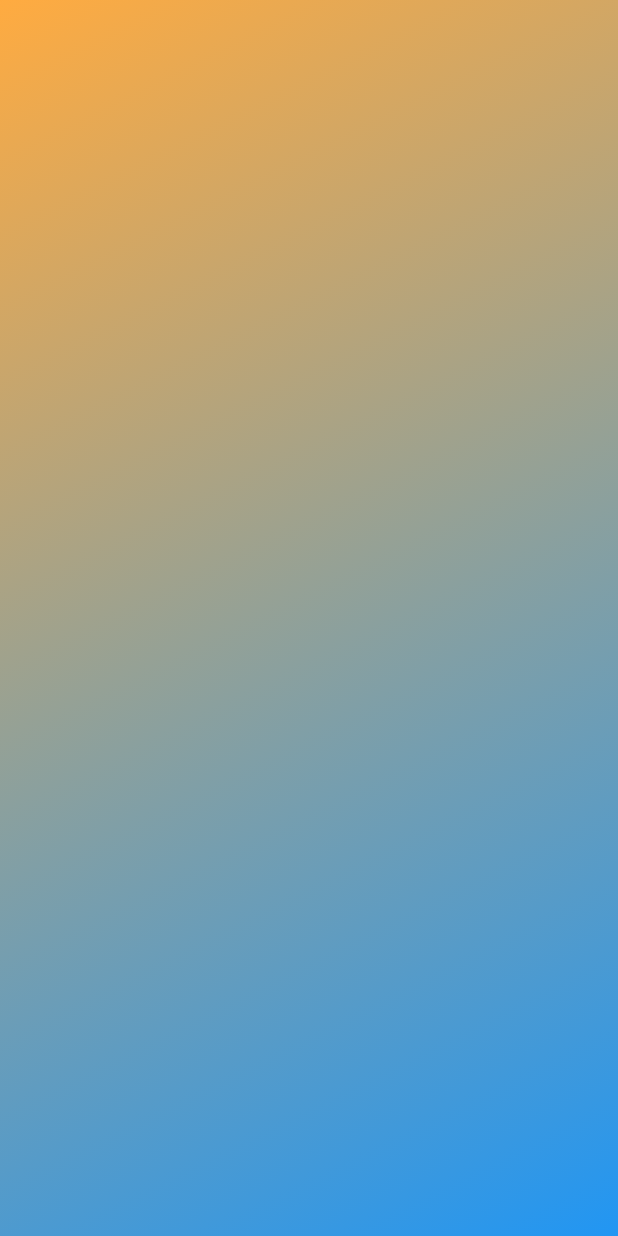
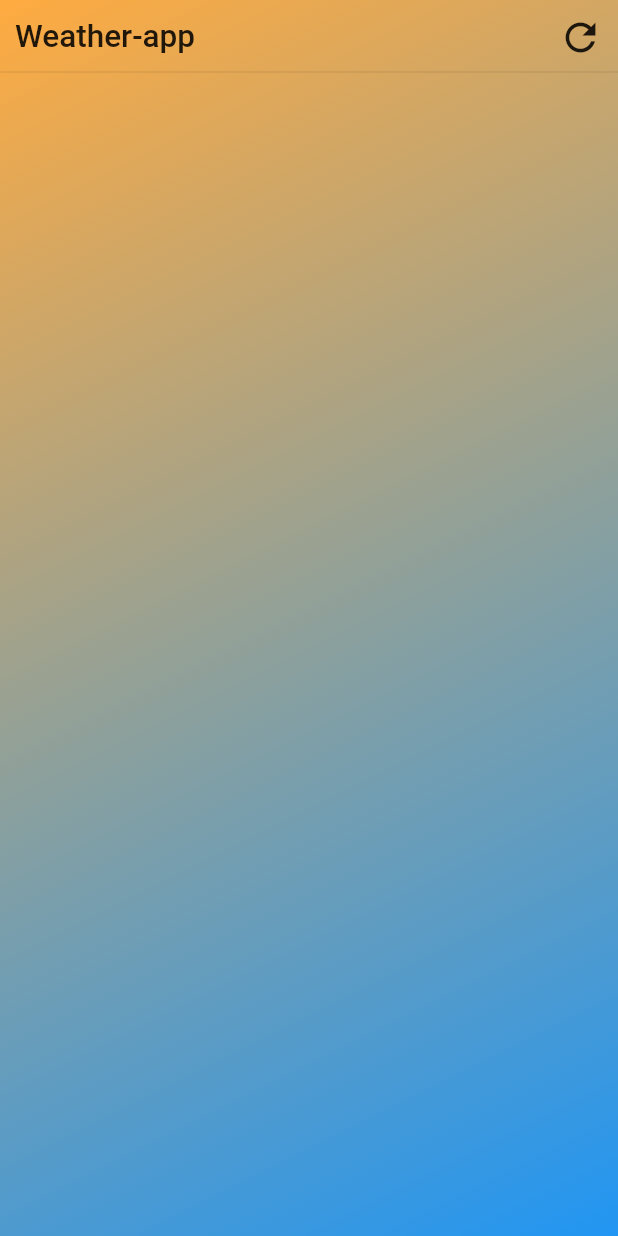
Before and after one commit to praveen1082/flutterweatherapp, a Flutter app: the screen it shows after launch, on a phone screen of 412 x 824 dp. Run offline on Flutter 3.47's test engine with Material 2 defaults, Android fonts, the phone set to English and light mode, and no system bars.

Commit message:
Working on main page and code refactored upto what is done

```diff
--- /dev/null
+++ b/lib/constants.dart
@@ -0,0 +1,25 @@
+import 'package:flutter/material.dart';
+
+class Constants {
+  static const scaffoldcolor = Colors.white70;
+  static const scaffoldlineargradientcolors = [
+    Colors.blue,
+    Colors.orangeAccent
+  ];
+  static const scaffoldcontainerdecoration = BoxDecoration(
+    gradient: LinearGradient(
+      colors: scaffoldlineargradientcolors,
+      begin: Alignment.bottomRight,
+      end: Alignment.topLeft,
+    ),
+  );
+  static const widthofverticalspace = 10.0;
+  static const heightofhorizontalspace = 10.0;
+  static const verticalspace = SizedBox(width: widthofverticalspace);
+  static const horizontalspace = SizedBox(height: heightofhorizontalspace);
+  static const mainpagetitlefontsize = 21.0;
+  static const mainpagetitle = "Weather-app ";
+  static const mainpagetitlefontweight = FontWeight.w500;
+  static const refreshiconsize = 30.0;
+  static const divider = Divider();
+}
--- a/lib/main.dart
+++ b/lib/main.dart
@@ -1,4 +1,5 @@
 import 'package:flutter/material.dart';
+import 'package:weatherapp/ui/mainscreenpage.dart';
 
 void main() {
   runApp(WeatherApp());
@@ -15,31 +16,3 @@ class WeatherApp extends StatelessWidget {
     );
   }
 }
-
-class MainPageScreen extends StatelessWidget {
-  const MainPageScreen({Key? key}) : super(key: key);
-
-  @override
-  Widget build(BuildContext context) {
-    return SafeArea(
-        child: Scaffold(
-      backgroundColor: Constants.scaffoldcolor,
-      body: Container(decoration: Constants.scaffoldcontainerdecoration),
-    ));
-  }
-}
-
-class Constants {
-  static const scaffoldcolor = Colors.white70;
-  static const scaffoldlineargradientcolors = [
-    Colors.blue,
-    Colors.orangeAccent
-  ];
-  static const scaffoldcontainerdecoration = BoxDecoration(
-    gradient: LinearGradient(
-      colors: scaffoldlineargradientcolors,
-      begin: Alignment.bottomRight,
-      end: Alignment.topLeft,
-    ),
-  );
-}
--- /dev/null
+++ b/lib/ui/mainscreenpage.dart
@@ -0,0 +1,45 @@
+import 'package:flutter/material.dart';
+import 'package:weatherapp/constants.dart';
+
+class MainPageScreen extends StatelessWidget {
+  const MainPageScreen({Key? key}) : super(key: key);
+
+  @override
+  Widget build(BuildContext context) {
+    return SafeArea(
+        child: Scaffold(
+      backgroundColor: Constants.scaffoldcolor,
+      body: Container(
+        height: MediaQuery.of(context).size.height,
+        decoration: Constants.scaffoldcontainerdecoration,
+        child: ListView(
+          shrinkWrap: true,
+          physics: BouncingScrollPhysics(),
+          children: [
+            Constants.horizontalspace,
+            Row(
+              mainAxisAlignment: MainAxisAlignment.spaceBetween,
+              children: const [
+                Constants.verticalspace,
+                Expanded(
+                  child: Text(Constants.mainpagetitle,
+                      style: TextStyle(
+                          fontSize: Constants.mainpagetitlefontsize,
+                          fontWeight: Constants.mainpagetitlefontweight)),
+                ),
+                Constants.verticalspace,
+                Constants.verticalspace,
+                Icon(
+                  Icons.refresh,
+                  size: Constants.refreshiconsize,
+                ),
+                Constants.verticalspace,
+              ],
+            ),
+            Constants.divider,
+          ],
+        ),
+      ),
+    ));
+  }
+}
```
